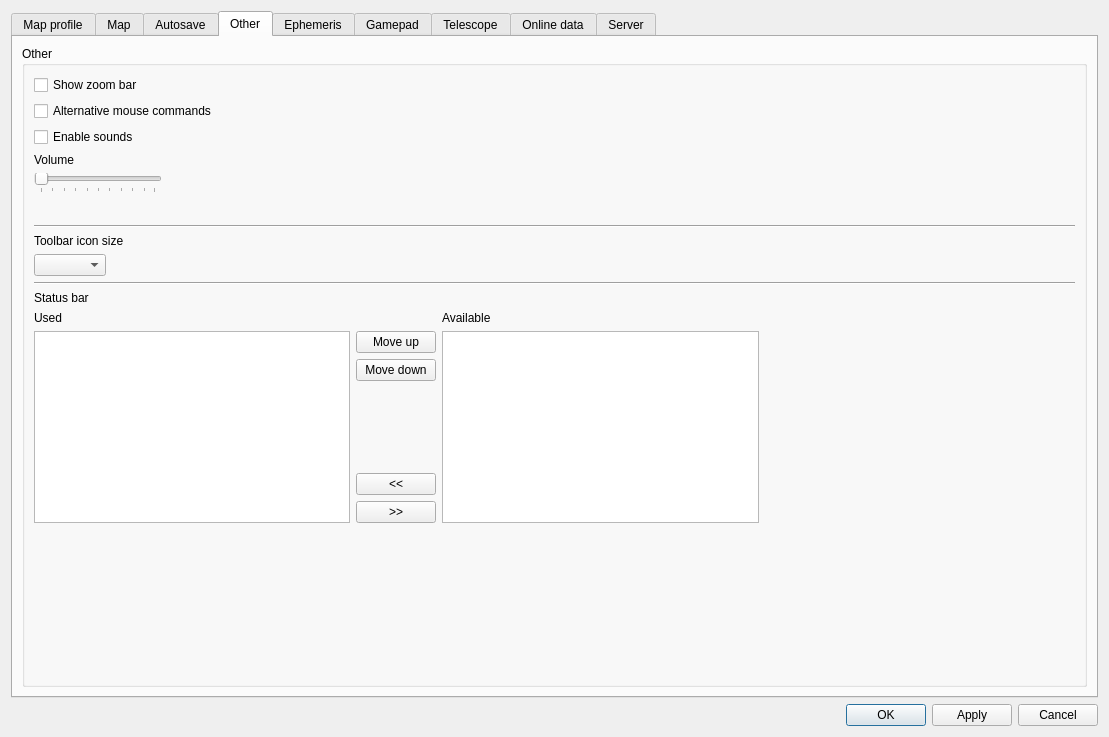
PavelMr/skytechx, file csetting.ui: the form before one commit.
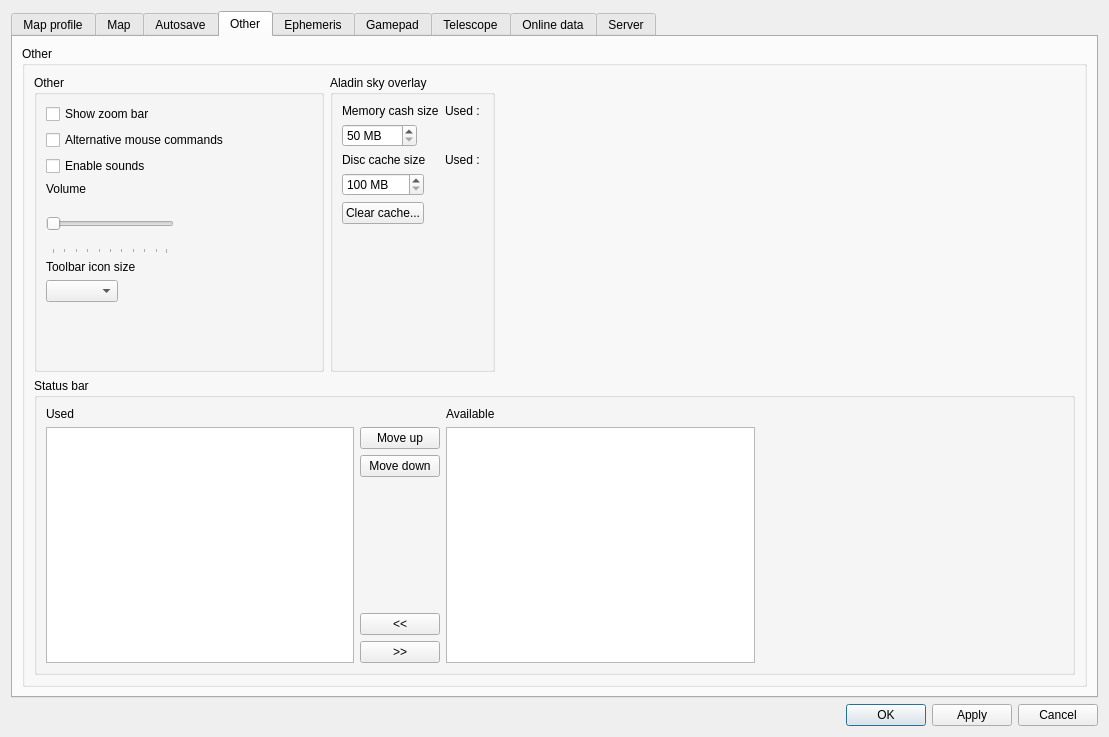
The form after the commit. The open tabs and pages were chosen to show the change. Custom widgets are drawn as their Qt base class.

Commit message: Aladin settings

Diff of the .ui file:
```diff
--- a/csetting.ui
+++ b/csetting.ui
@@ -4520,6 +4520,14 @@
           <item>
            <layout class="QVBoxLayout" name="verticalLayout_9">
             <item>
+             <layout class="QHBoxLayout" name="horizontalLayout_35">
+              <item>
+               <widget class="QGroupBox" name="groupBox_37">
+                <property name="title">
+                 <string>Other</string>
+                </property>
+                <layout class="QVBoxLayout" name="verticalLayout_115">
+                 <item>
              <layout class="QFormLayout" name="formLayout_12">
               <item row="0" column="0">
                <widget class="QCheckBox" name="checkBox_10">
@@ -4531,7 +4539,7 @@
                 </property>
                </widget>
               </item>
-              <item row="2" column="0">
+                   <item row="1" column="0">
                <widget class="QCheckBox" name="checkBox_13">
                 <property name="toolTip">
                  <string>&lt;html&gt;&lt;head/&gt;&lt;body&gt;&lt;p&gt;If the box is checked, then the left mouse button moves the map and Shift + left mouse button zoom the map.&lt;/p&gt;&lt;/body&gt;&lt;/html&gt;</string>
@@ -4541,15 +4549,28 @@
                 </property>
                </widget>
               </item>
-              <item row="6" column="0">
+                   <item row="2" column="0">
+                    <widget class="QCheckBox" name="checkBox_21">
+                     <property name="text">
+                      <string>Enable sounds</string>
+                     </property>
+                    </widget>
+                   </item>
+                   <item row="3" column="0">
                <widget class="QLabel" name="label_122">
                 <property name="text">
                  <string>Volume</string>
                 </property>
                </widget>
               </item>
-              <item row="7" column="0">
+                   <item row="4" column="0">
                <widget class="QSlider" name="horizontalSlider_17">
+                     <property name="sizePolicy">
+                      <sizepolicy hsizetype="Expanding" vsizetype="Expanding">
+                       <horstretch>0</horstretch>
+                       <verstretch>0</verstretch>
+                      </sizepolicy>
+                     </property>
                 <property name="minimumSize">
                  <size>
                   <width>128</width>
@@ -4573,54 +4594,130 @@
                 </property>
                </widget>
               </item>
-              <item row="8" column="1">
-               <layout class="QHBoxLayout" name="horizontalLayout_34">
-                <item>
-                 <spacer name="horizontalSpacer_24">
-                  <property name="orientation">
-                   <enum>Qt::Horizontal</enum>
-                  </property>
-                  <property name="sizeHint" stdset="0">
-                   <size>
-                    <width>40</width>
-                    <height>20</height>
-                   </size>
-                  </property>
-                 </spacer>
-                </item>
-               </layout>
-              </item>
-              <item row="4" column="0">
-               <widget class="QCheckBox" name="checkBox_21">
-                <property name="text">
-                 <string>Enable sounds</string>
-                </property>
-               </widget>
-              </item>
-             </layout>
-            </item>
-            <item>
-             <widget class="Line" name="line">
-              <property name="orientation">
-               <enum>Qt::Horizontal</enum>
-              </property>
-             </widget>
-            </item>
-            <item>
+                   <item row="5" column="0">
              <widget class="QLabel" name="label_76">
               <property name="text">
                <string>Toolbar icon size</string>
               </property>
              </widget>
             </item>
-            <item>
-             <layout class="QHBoxLayout" name="horizontalLayout_3">
-              <item>
+                   <item row="6" column="0">
                <widget class="QComboBox" name="cb_iconSize"/>
               </item>
+                   <item row="7" column="0">
+                    <spacer name="verticalSpacer_20">
+                     <property name="orientation">
+                      <enum>Qt::Vertical</enum>
+                     </property>
+                     <property name="sizeHint" stdset="0">
+                      <size>
+                       <width>20</width>
+                       <height>40</height>
+                      </size>
+                     </property>
+                    </spacer>
+                   </item>
+                  </layout>
+                 </item>
+                </layout>
+               </widget>
+              </item>
               <item>
-               <spacer name="horizontalSpacer">
+               <widget class="QGroupBox" name="groupBox_38">
+                <property name="title">
+                 <string>Aladin sky overlay</string>
+                </property>
+                <layout class="QVBoxLayout" name="verticalLayout_117">
+                 <item>
+                  <layout class="QFormLayout" name="formLayout_22">
+                   <item row="0" column="0">
+                    <widget class="QLabel" name="label_134">
+                     <property name="text">
+                      <string>Memory cash size</string>
+                     </property>
+                    </widget>
+                   </item>
+                   <item row="1" column="0">
+                    <widget class="QSpinBox" name="spinBox_8">
+                     <property name="suffix">
+                      <string> MB</string>
+                     </property>
+                     <property name="minimum">
+                      <number>50</number>
+                     </property>
+                     <property name="maximum">
+                      <number>1000</number>
+                     </property>
+                     <property name="singleStep">
+                      <number>10</number>
+                     </property>
+                    </widget>
+                   </item>
+                   <item row="2" column="0">
+                    <widget class="QLabel" name="label_135">
+                     <property name="text">
+                      <string>Disc cache size</string>
+                     </property>
+                    </widget>
+                   </item>
+                   <item row="3" column="0">
+                    <widget class="QSpinBox" name="spinBox_9">
+                     <property name="suffix">
+                      <string> MB</string>
+                     </property>
+                     <property name="minimum">
+                      <number>100</number>
+                     </property>
+                     <property name="maximum">
+                      <number>10000</number>
+                     </property>
+                     <property name="singleStep">
+                      <number>10</number>
+                     </property>
+                    </widget>
+                   </item>
+                   <item row="4" column="0">
+                    <widget class="QPushButton" name="pushButton_74">
+                     <property name="text">
+                      <string>Clear cache...</string>
+                     </property>
+                    </widget>
+                   </item>
+                   <item row="5" column="0">
+                    <spacer name="verticalSpacer_21">
                 <property name="orientation">
+                      <enum>Qt::Vertical</enum>
+                     </property>
+                     <property name="sizeHint" stdset="0">
+                      <size>
+                       <width>20</width>
+                       <height>40</height>
+                      </size>
+                     </property>
+                    </spacer>
+                   </item>
+                   <item row="0" column="1">
+                    <widget class="QLabel" name="label_c1">
+                     <property name="text">
+                      <string>Used : </string>
+                     </property>
+                    </widget>
+                   </item>
+                   <item row="2" column="1">
+                    <widget class="QLabel" name="label_c2">
+                     <property name="text">
+                      <string>Used : </string>
+                     </property>
+                    </widget>
+                   </item>
+                  </layout>
+                 </item>
+                </layout>
+               </widget>
+              </item>
+              <item>
+               <spacer name="horizontalSpacer_25">
+                <property name="orientation">
                  <enum>Qt::Horizontal</enum>
                 </property>
                 <property name="sizeHint" stdset="0">
@@ -4631,22 +4728,27 @@
                 </property>
                </spacer>
               </item>
-             </layout>
-            </item>
             <item>
-             <widget class="Line" name="line_3">
+               <spacer name="horizontalSpacer_24">
               <property name="orientation">
                <enum>Qt::Horizontal</enum>
               </property>
-             </widget>
-            </item>
+                <property name="sizeHint" stdset="0">
+                 <size>
+                  <width>40</width>
+                  <height>20</height>
+                 </size>
+                </property>
+               </spacer>
+              </item>
+             </layout>
+            </item>
             <item>
-             <widget class="QLabel" name="label_101">
-              <property name="text">
+             <widget class="QGroupBox" name="groupBox_39">
+              <property name="title">
                <string>Status bar</string>
               </property>
-             </widget>
-            </item>
+              <layout class="QVBoxLayout" name="verticalLayout_114">
             <item>
              <layout class="QHBoxLayout" name="horizontalLayout_27">
               <item>
@@ -4758,18 +4860,8 @@
               </item>
              </layout>
             </item>
-            <item>
-             <spacer name="verticalSpacer_3">
-              <property name="orientation">
-               <enum>Qt::Vertical</enum>
-              </property>
-              <property name="sizeHint" stdset="0">
-               <size>
-                <width>20</width>
-                <height>40</height>
-               </size>
-              </property>
-             </spacer>
+              </layout>
+             </widget>
             </item>
            </layout>
           </item>
```
Lines whose indentation alone changed are shown as unchanged. The commit also changes 13 other files.
